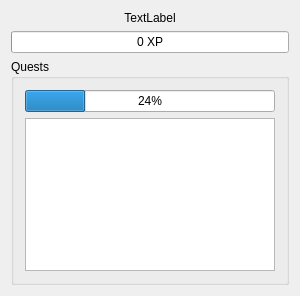
Old version of the form mainwindow.ui in the repository whjms/Progress.
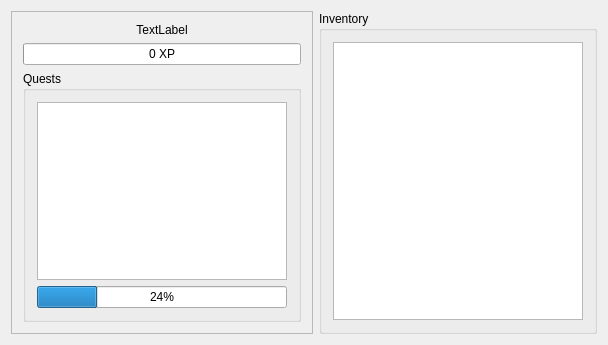
New version of the form. Icons and pictures are not drawn.

Commit message: Changed 'quests' to 'itemgenerator' to facilitate the creation of a QuestGenerator class

Diff of the .ui file:
```diff
--- a/mainwindow.ui
+++ b/mainwindow.ui
@@ -6,8 +6,8 @@
    <rect>
     <x>0</x>
     <y>0</y>
-    <width>300</width>
-    <height>296</height>
+    <width>608</width>
+    <height>345</height>
    </rect>
   </property>
   <property name="windowTitle">
@@ -24,6 +24,15 @@
    <bool>true</bool>
   </property>
   <widget class="QWidget" name="centralWidget">
+   <layout class="QHBoxLayout" name="horizontalLayout">
+    <item>
+     <widget class="QFrame" name="mainContainer">
+      <property name="frameShape">
+       <enum>QFrame::StyledPanel</enum>
+      </property>
+      <property name="frameShadow">
+       <enum>QFrame::Raised</enum>
+      </property>
    <layout class="QVBoxLayout" name="verticalLayout">
     <item>
      <widget class="QLabel" name="lbl_level">
@@ -54,6 +63,9 @@
        <property name="sizeConstraint">
         <enum>QLayout::SetDefaultConstraint</enum>
        </property>
+          <item>
+           <widget class="QListWidget" name="questList"/>
+          </item>
        <item>
         <widget class="QProgressBar" name="questProgress">
          <property name="value">
@@ -61,8 +73,20 @@
          </property>
         </widget>
        </item>
+         </layout>
+        </widget>
+       </item>
+      </layout>
+     </widget>
+    </item>
        <item>
-        <widget class="QListWidget" name="questList"/>
+     <widget class="QGroupBox" name="inventoryBox">
+      <property name="title">
+       <string>Inventory</string>
+      </property>
+      <layout class="QHBoxLayout" name="horizontalLayout_2">
+       <item>
+        <widget class="QListWidget" name="inventoryList"/>
        </item>
       </layout>
      </widget>
```
Lines whose indentation alone changed are shown as unchanged. The commit also changes 6 other files.
